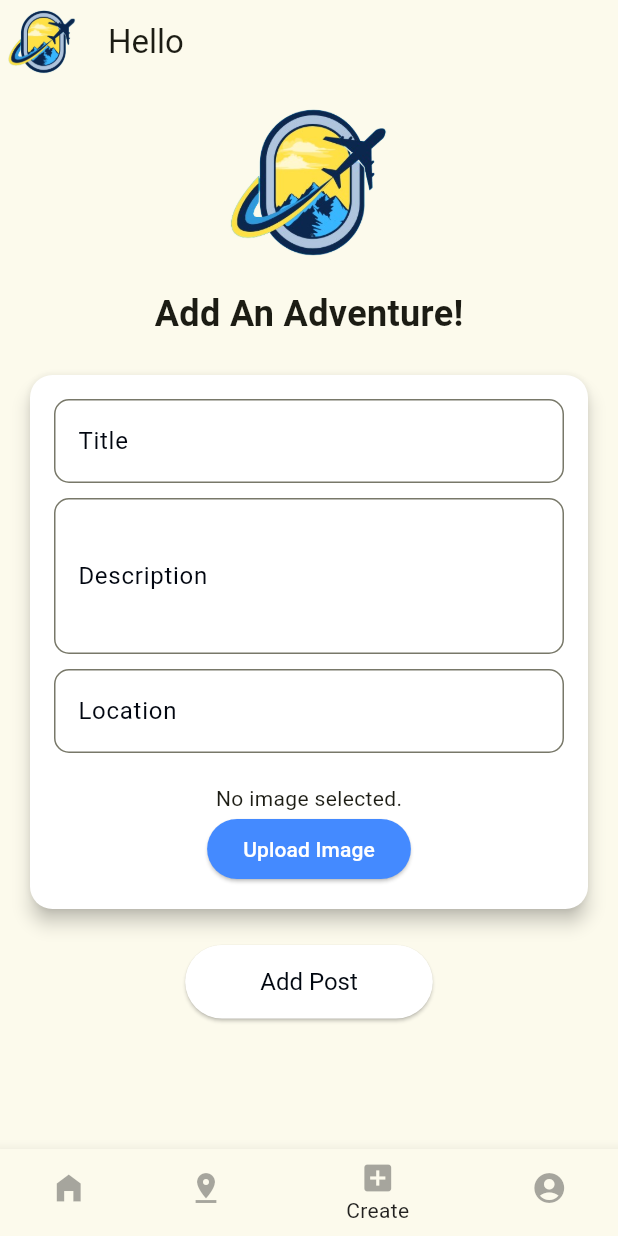
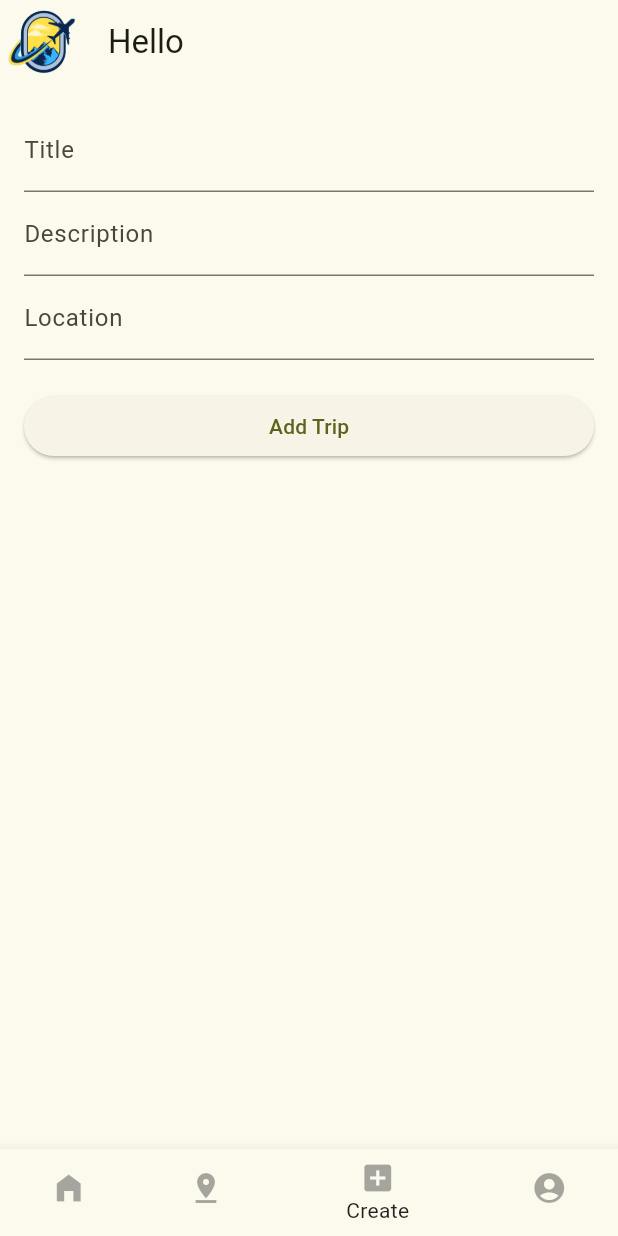
Before and after one commit to gagenotar/COP4331-BigProject-App, a Flutter app: the HomeScreen screen opened directly with empty values, item 3 of the bottom bar chosen, on a phone screen of 412 x 824 dp. Run offline on Flutter 3.47's test engine with Material 3 defaults, Android fonts, the phone set to English and light mode, and no system bars; our stand-ins replace file_picker, google_fonts.

Commit message:
Update home_page.dart
connecting id to add entry and my trips page

```diff
--- a/lib/pages/home_page.dart
+++ b/lib/pages/home_page.dart
@@ -1,7 +1,11 @@
 import 'package:flutter/material.dart';
+import 'package:journey_journal_app/components/api_service.dart';
 import 'package:journey_journal_app/pages/settings_page.dart';
-import 'package:journey_journal_app/pages/add_entry_page.dart';
+//import 'package:journey_journal_app/pages/add_entry_page.dart'; //original version
+//import 'package:journey_journal_app/pages/add_entry_page_1.dart'; //jason new ver
+import 'package:journey_journal_app/pages/add_entry_page_2.dart'; // tyler ver
 import 'package:journey_journal_app/components/post.dart';
+import 'package:journey_journal_app/pages/my_trips_page.dart';
 class HomeScreen extends StatefulWidget {
   const HomeScreen({
     Key? key,
@@ -44,7 +48,7 @@ class _HomeScreenState extends State<HomeScreen> {
   Widget build(BuildContext context) {
     String name = widget.credentials['firstName'];
     if (name == "") {
-      name = widget.credentials['username'];
+      name = widget.credentials['login'];
     }
     return Scaffold(
       appBar: AppBar(
@@ -105,20 +109,20 @@ class _HomeScreenState extends State<HomeScreen> {
   }
 
   Widget buildHomeScreen() {
-    return ListView(
-      padding: const EdgeInsets.symmetric(horizontal: 8),
-      children: <Widget>[],
-    );
+   return ListView(
+     padding: const EdgeInsets.symmetric(horizontal: 8),
+     children: <Widget>[],
+   );
   }
 
+
   Widget buildListScreen() {
-    return Center(
-      child: Text('List Screen'),
-    );
+    return MyTripsPage(userId:'${widget.credentials['_id']}' );
+
   }
 
   Widget buildAddReviewScreen() {
-    return AddEntryPage();
+    return AddEntryPage(userId:'${widget.credentials['_id']}' );
   }
 
   Widget buildProfileScreen() {
```
